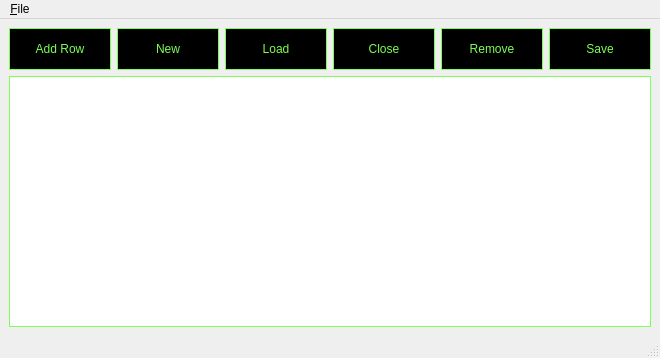
AS-MCMXCIX/PhoneBook, file mainwindow.ui: the form before one commit.
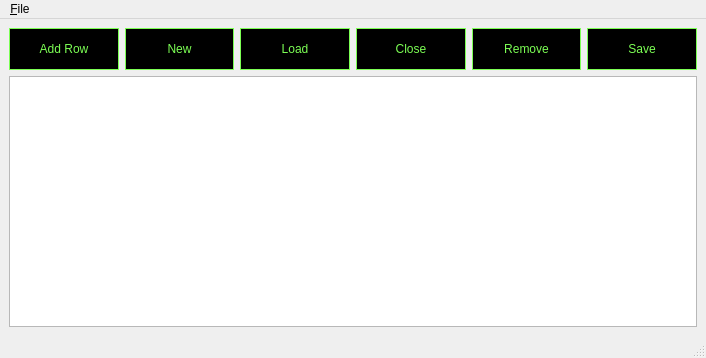
The form after the commit.

```diff
--- a/mainwindow.ui
+++ b/mainwindow.ui
@@ -6,7 +6,7 @@
    <rect>
     <x>0</x>
     <y>0</y>
-    <width>530</width>
+    <width>706</width>
     <height>358</height>
    </rect>
   </property>
@@ -89,24 +89,13 @@
        </size>
       </property>
       <property name="styleSheet">
-       <string notr="true">QTableView {
-	color:#7cff54;
-	font-family: orbitron;
-	border: 1px solid #7cff54;
-	selection-background-color: #7cff54;
-	selection-color: black;
-}
-
-QTableView::item:focus {
-	selection-background-color: #7cff54;
-	selection-color: black;
-}
-
-QHeaderView::section{
-	color:#7cff54;
-	font-family:orbitron;
-	border: 1px solid #7cff54;
-}</string>
+       <string notr="true"/>
+      </property>
+      <property name="verticalScrollBarPolicy">
+       <enum>Qt::ScrollBarAsNeeded</enum>
+      </property>
+      <property name="autoScrollMargin">
+       <number>16</number>
       </property>
      </widget>
     </item>
@@ -159,7 +148,7 @@
     <rect>
      <x>0</x>
      <y>0</y>
-     <width>530</width>
+     <width>706</width>
      <height>24</height>
     </rect>
    </property>
```
Left out of the diff: 4 changed lines with no effect on the pictures.
